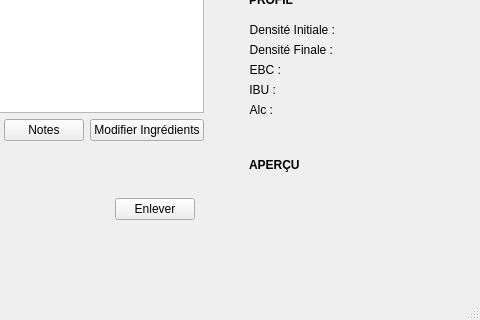
314r/joliebulle, file reader.ui: the form before one commit; both pictures show x 689 to 1169 and y 403 to 723 of the 1169 by 723 pixel window.
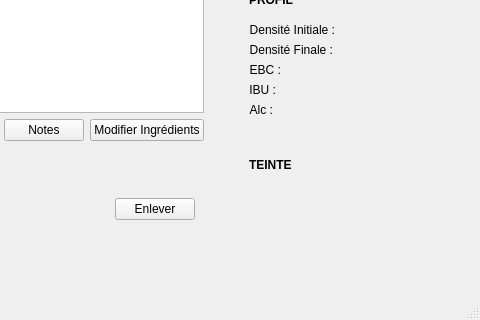
The form after the commit. Icons and pictures are not drawn.

Commit message: aperçu > teinte

```diff
--- a/reader.ui
+++ b/reader.ui
@@ -698,8 +698,8 @@
                 <string>&lt;!DOCTYPE HTML PUBLIC &quot;-//W3C//DTD HTML 4.0//EN&quot; &quot;http://www.w3.org/TR/REC-html40/strict.dtd&quot;&gt;
 &lt;html&gt;&lt;head&gt;&lt;meta name=&quot;qrichtext&quot; content=&quot;1&quot; /&gt;&lt;style type=&quot;text/css&quot;&gt;
 p, li { white-space: pre-wrap; }
-&lt;/style&gt;&lt;/head&gt;&lt;body style=&quot; font-family:'Ubuntu'; font-size:11pt; font-weight:400; font-style:normal;&quot;&gt;
-&lt;p style=&quot; margin-top:0px; margin-bottom:0px; margin-left:0px; margin-right:0px; -qt-block-indent:0; text-indent:0px;&quot;&gt;&lt;span style=&quot; font-size:9pt; font-weight:600;&quot;&gt;APERÇU&lt;/span&gt;&lt;/p&gt;&lt;/body&gt;&lt;/html&gt;</string>
+&lt;/style&gt;&lt;/head&gt;&lt;body style=&quot; font-family:'Droid Sans'; font-size:10pt; font-weight:400; font-style:normal;&quot;&gt;
+&lt;p style=&quot; margin-top:0px; margin-bottom:0px; margin-left:0px; margin-right:0px; -qt-block-indent:0; text-indent:0px;&quot;&gt;&lt;span style=&quot; font-family:'Ubuntu'; font-size:9pt; font-weight:600;&quot;&gt;TEINTE&lt;/span&gt;&lt;/p&gt;&lt;/body&gt;&lt;/html&gt;</string>
                </property>
               </widget>
              </item>
```
The commit also changes 1 other file.
